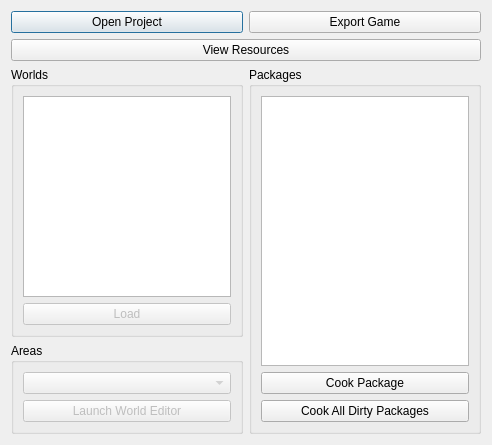
This is src/Editor/CProjectOverviewDialog.ui in AxioDL/PrimeWorldEditor as Qt 5 draws it before an edit. The edited form follows.
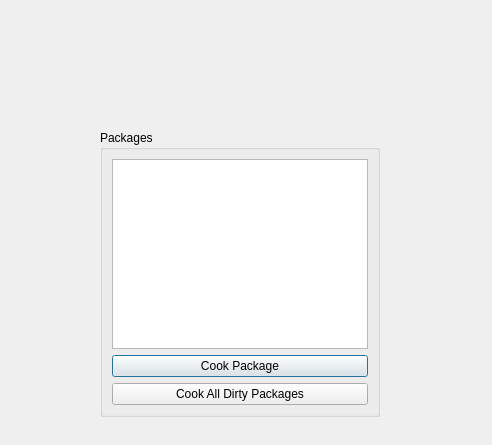
This is the edited form.

Commit message: Dropped support for resource collections in package definitions

Diff of the .ui file:
```diff
--- a/src/Editor/CProjectOverviewDialog.ui
+++ b/src/Editor/CProjectOverviewDialog.ui
@@ -13,110 +13,36 @@
   <property name="windowTitle">
    <string>Dialog</string>
   </property>
-  <layout class="QVBoxLayout" name="verticalLayout_6">
-   <item>
-    <layout class="QVBoxLayout" name="verticalLayout_3">
-     <item>
-      <layout class="QHBoxLayout" name="horizontalLayout">
-       <item>
-        <widget class="QPushButton" name="OpenProjectButton">
-         <property name="text">
-          <string>Open Project</string>
-         </property>
-        </widget>
-       </item>
-       <item>
-        <widget class="QPushButton" name="ExportGameButton">
-         <property name="text">
-          <string>Export Game</string>
-         </property>
-        </widget>
-       </item>
-      </layout>
-     </item>
-     <item>
-      <widget class="QPushButton" name="ViewResourcesButton">
-       <property name="text">
-        <string>View Resources</string>
-       </property>
-      </widget>
-     </item>
-    </layout>
-   </item>
-   <item>
-    <layout class="QHBoxLayout" name="horizontalLayout_2">
-     <item>
-      <layout class="QVBoxLayout" name="verticalLayout_5">
-       <item>
-        <widget class="QGroupBox" name="WorldsGroupBox">
-         <property name="sizePolicy">
-          <sizepolicy hsizetype="Preferred" vsizetype="Preferred">
-           <horstretch>2</horstretch>
-           <verstretch>0</verstretch>
-          </sizepolicy>
-         </property>
-         <property name="title">
-          <string>Worlds</string>
-         </property>
-         <layout class="QVBoxLayout" name="verticalLayout">
-          <item>
-           <widget class="QListWidget" name="WorldsList"/>
-          </item>
-          <item>
-           <widget class="QPushButton" name="LoadWorldButton">
-            <property name="enabled">
-             <bool>false</bool>
-            </property>
-            <property name="text">
-             <string>Load</string>
-            </property>
-           </widget>
-          </item>
-         </layout>
-        </widget>
-       </item>
-       <item>
-        <widget class="QGroupBox" name="AreasGroupBox">
-         <property name="sizePolicy">
-          <sizepolicy hsizetype="Preferred" vsizetype="Preferred">
-           <horstretch>3</horstretch>
-           <verstretch>0</verstretch>
-          </sizepolicy>
-         </property>
-         <property name="title">
-          <string>Areas</string>
-         </property>
-         <layout class="QVBoxLayout" name="verticalLayout_2">
-          <item>
-           <widget class="QComboBox" name="AreaComboBox">
-            <property name="enabled">
-             <bool>false</bool>
-            </property>
-           </widget>
-          </item>
-          <item>
-           <widget class="QPushButton" name="LaunchEditorButton">
-            <property name="enabled">
-             <bool>false</bool>
-            </property>
-            <property name="text">
-             <string>Launch World Editor</string>
-            </property>
-           </widget>
-          </item>
-         </layout>
-        </widget>
-       </item>
-      </layout>
-     </item>
-     <item>
       <widget class="QGroupBox" name="PackagesGroupBox">
+   <property name="geometry">
+    <rect>
+     <x>100</x>
+     <y>130</y>
+     <width>280</width>
+     <height>287</height>
+    </rect>
+   </property>
        <property name="title">
         <string>Packages</string>
        </property>
        <layout class="QVBoxLayout" name="verticalLayout_4">
         <item>
-         <widget class="QListWidget" name="PackagesList"/>
+     <widget class="QListWidget" name="PackagesList">
+      <property name="font">
+       <font>
+        <pointsize>10</pointsize>
+       </font>
+      </property>
+      <property name="alternatingRowColors">
+       <bool>true</bool>
+      </property>
+      <property name="verticalScrollMode">
+       <enum>QAbstractItemView::ScrollPerPixel</enum>
+      </property>
+      <property name="horizontalScrollMode">
+       <enum>QAbstractItemView::ScrollPerPixel</enum>
+      </property>
+     </widget>
         </item>
         <item>
          <widget class="QPushButton" name="CookPackageButton">
@@ -134,10 +60,6 @@
         </item>
        </layout>
       </widget>
-     </item>
-    </layout>
-   </item>
-  </layout>
  </widget>
  <resources/>
  <connections/>
```
Lines whose indentation alone changed are shown as unchanged. The commit also changes 8 other files.
